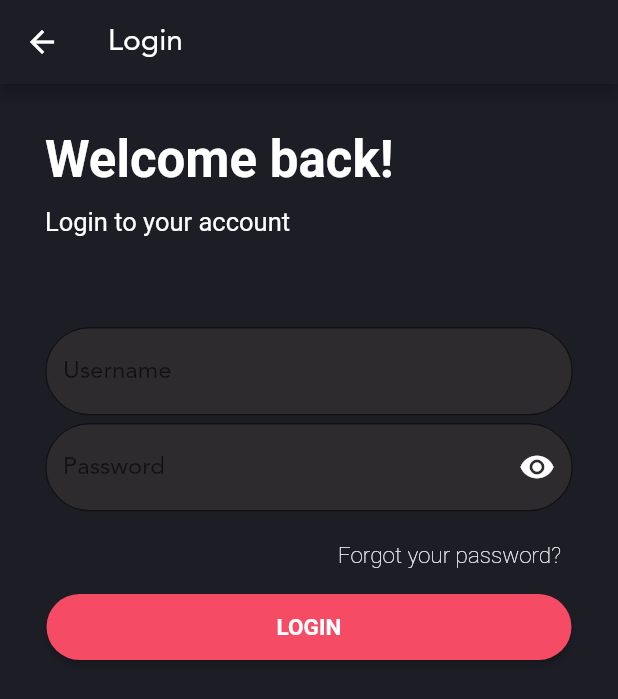
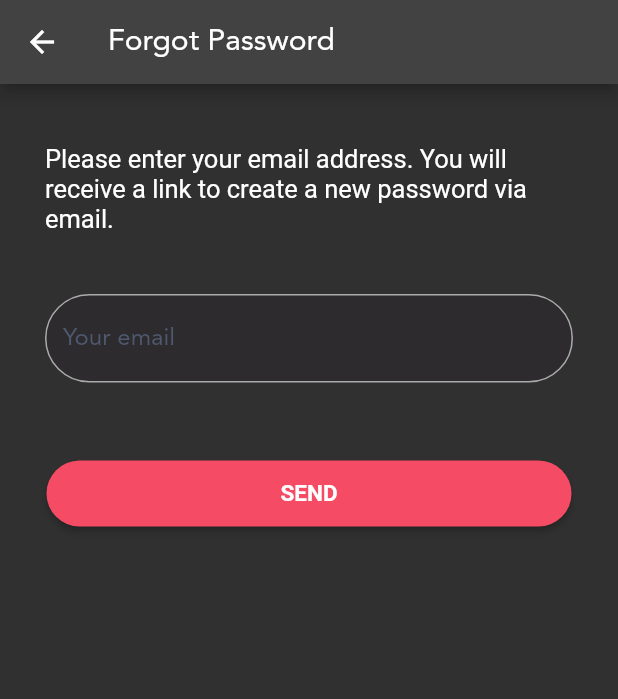
Before and after one commit to Daobakhanh/Yope-YourPets, a Flutter app: the LoginPage screen opened directly, after a tap on "Forgot your password?", on a phone screen of 412 x 824 dp. Shown: the top 699 px of the screen. Run offline on Flutter 3.47's test engine with Material 2 defaults, Android fonts, the phone set to English and light mode, and no system bars; our stand-ins replace unicons; Roboto replaces fonts that are missing (Avernir).

Commit message:
Create sign up Screen, forgot password screen

```diff
--- /dev/null
+++ b/assets/data/app_information.dart
@@ -0,0 +1,3 @@
+enum AppInfor {
+  yope,
+}
--- /dev/null
+++ b/lib/modules/auth/pages/auth_forgot_password_page.dart
@@ -0,0 +1,49 @@
+import 'package:flutter/material.dart';
+import 'package:yope_yourpet_social_networking/modules/auth/widgets/auth_common_widgets.dart';
+import 'package:yope_yourpet_social_networking/modules/widget_store/widgets/stateless_widget/button_widget.dart';
+import 'package:yope_yourpet_social_networking/themes/app_colors.dart';
+import 'package:yope_yourpet_social_networking/themes/app_text_styles.dart';
+
+class ForgotPasswordPage extends StatefulWidget {
+  const ForgotPasswordPage({Key? key}) : super(key: key);
+
+  @override
+  State<ForgotPasswordPage> createState() => _ForgotPasswordPageState();
+}
+
+class _ForgotPasswordPageState extends State<ForgotPasswordPage> {
+  @override
+  Widget build(BuildContext context) {
+    return Scaffold(
+      appBar: AppBar(
+        title: const Text('Forgot Password'),
+      ),
+      body: Padding(
+        padding: const EdgeInsets.symmetric(horizontal: 30),
+        child: Column(
+          children: [
+            const Padding(
+              padding: EdgeInsets.symmetric(vertical: 40),
+              child: Text(
+                'Please enter your email address. You will receive a link to create a new password via email.',
+                style: AppTextStyle.body17,
+              ),
+            ),
+            const TextInputAuth(
+              label: 'Your email',
+            ),
+            const SizedBox(
+              height: 40,
+            ),
+            LongButton(
+                color: AppColors.pinkAccent,
+                nameOfButton: 'SEND',
+                onTap: () {
+                  debugPrint('Forgot password page: press SEND');
+                })
+          ],
+        ),
+      ),
+    );
+  }
+}
--- /dev/null
+++ b/lib/modules/auth/pages/auth_login_page.dart
@@ -0,0 +1,89 @@
+import 'package:flutter/material.dart';
+import 'package:yope_yourpet_social_networking/modules/auth/pages/auth_forgot_password_page.dart';
+import 'package:yope_yourpet_social_networking/modules/auth/widgets/auth_common_widgets.dart';
+import 'package:yope_yourpet_social_networking/modules/widget_store/widgets/stateless_widget/button_widget.dart';
+import 'package:yope_yourpet_social_networking/themes/app_colors.dart';
+import 'package:yope_yourpet_social_networking/themes/app_text_styles.dart';
+
+class LoginPage extends StatefulWidget {
+  const LoginPage({Key? key}) : super(key: key);
+
+  @override
+  State<LoginPage> createState() => _LoginPageState();
+}
+
+class _LoginPageState extends State<LoginPage> {
+  @override
+  Widget build(BuildContext context) {
+    return Scaffold(
+      // backgroundColor: AppColors.dark,
+      appBar: AppBar(
+        // backgroundColor: AppColors.dark,
+        title: const Text('Login'),
+      ),
+      body: Padding(
+        padding: const EdgeInsets.symmetric(horizontal: 30),
+        child: Column(
+          crossAxisAlignment: CrossAxisAlignment.start,
+          // mainAxisAlignment: MainAxisAlignment.end,
+          children: [
+            Padding(
+              padding: const EdgeInsets.only(top: 30, bottom: 30),
+              child: Column(
+                crossAxisAlignment: CrossAxisAlignment.start,
+                children: const [
+                  Text(
+                    'Welcome back! ',
+                    style: AppTextStyle.largeTitle,
+                  ),
+                  SizedBox(
+                    height: 5,
+                  ),
+                  Text(
+                    'Login to your account',
+                    style: AppTextStyle.body17,
+                  ),
+                ],
+              ),
+            ),
+            const TextInputAuth(
+              label: 'Username',
+            ),
+            const PasswordInput(),
+            Container(
+              alignment: Alignment.bottomRight,
+              child: TextButton(
+                onPressed: () {
+                  Navigator.push(
+                    context,
+                    MaterialPageRoute(
+                      builder: (context) => const ForgotPasswordPage(),
+                    ),
+                  );
+                  debugPrint('Press forgot password');
+                },
+                child: Text(
+                  'Forgot your password?',
+                  style: AppTextStyle.body15.copyWith(
+                    fontWeight: FontWeight.w200,
+                    fontStyle: FontStyle.italic,
+                  ),
+                ),
+              ),
+            ),
+            const SizedBox(
+              height: 30,
+            ),
+            LongButton(
+              color: AppColors.pinkAccent,
+              nameOfButton: "LOGIN",
+              onTap: () {
+                debugPrint('press login');
+              },
+            )
+          ],
+        ),
+      ),
+    );
+  }
+}
--- a/lib/modules/auth/pages/login_page.dart
+++ /dev/null
@@ -1,95 +0,0 @@
-import 'package:flutter/material.dart';
-import 'package:yope_yourpet_social_networking/modules/auth/widgets/auth_common_widgets.dart';
-import 'package:yope_yourpet_social_networking/modules/widget_store/widgets/stateless_widget/button_widget.dart';
-import 'package:yope_yourpet_social_networking/themes/app_colors.dart';
-import 'package:yope_yourpet_social_networking/themes/app_text_styles.dart';
-
-class LoginPage extends StatefulWidget {
-  const LoginPage({Key? key}) : super(key: key);
-
-  @override
-  State<LoginPage> createState() => _LoginPageState();
-}
-
-class _LoginPageState extends State<LoginPage> {
-  @override
-  Widget build(BuildContext context) {
-    return Scaffold(
-      backgroundColor: AppColors.dark,
-      appBar: AppBar(
-        backgroundColor: AppColors.dark,
-        title: const Text('Login'),
-      ),
-      body: Padding(
-        padding: const EdgeInsets.symmetric(horizontal: 30),
-        child: Column(
-          crossAxisAlignment: CrossAxisAlignment.start,
-          // mainAxisAlignment: MainAxisAlignment.spaceBetween,
-          children: [
-            Column(
-              crossAxisAlignment: CrossAxisAlignment.start,
-              children: const [
-                SizedBox(
-                  height: 30,
-                ),
-                Text(
-                  'Welcome back! ',
-                  style: AppTextStyle.largeTitle,
-                ),
-                SizedBox(
-                  height: 12,
-                ),
-                Text(
-                  'Login to your account',
-                  style: AppTextStyle.body17,
-                ),
-                SizedBox(
-                  height: 60,
-                ),
-              ],
-            ),
-            SingleChildScrollView(
-              keyboardDismissBehavior: ScrollViewKeyboardDismissBehavior.onDrag,
-              child: Column(
-                // mainAxisAlignment: MainAxisAlignment.center,
-                children: <Widget>[
-                  const TextInputAuth(
-                    label: 'Username',
-                  ),
-                  const SizedBox(
-                    height: 5,
-                  ),
-                  const PasswordInput(),
-                  const SizedBox(
-                    height: 5,
-                  ),
-                  Container(
-                    alignment: Alignment.bottomRight,
-                    child: TextButton(
-                      onPressed: () {
-                        debugPrint('Press forgot password');
-                      },
-                      child: Text(
-                        'Forgot your password?',
-                        style: AppTextStyle.body15.copyWith(
-                          fontWeight: FontWeight.w200,
-                        ),
-                      ),
-                    ),
-                  ),
-                  LongButton(
-                    color: AppColors.pinkAccent,
-                    nameOfButton: "LOGIN",
-                    onTap: () {
-                      debugPrint('press login');
-                    },
-                  ),
-                ],
-              ),
-            )
-          ],
-        ),
-      ),
-    );
-  }
-}
--- a/lib/modules/auth/widgets/auth_common_widgets.dart
+++ b/lib/modules/auth/widgets/auth_common_widgets.dart
@@ -47,7 +47,9 @@ class _PasswordInputState extends State<PasswordInput> {
 
   @override
   Widget build(BuildContext context) {
-    return TextField(
+    return Padding(
+      padding: const EdgeInsets.only(bottom: 10),
+      child: TextField(
         style: const TextStyle(color: Colors.white),
         controller: _controller,
         obscureText: _isObscure,
@@ -62,6 +64,7 @@ class _PasswordInputState extends State<PasswordInput> {
           ),
           // labelText: 'Password',
           hintText: 'Password',
+          hintStyle: const TextStyle(color: AppTextColor.grey),
           suffixIcon: IconButton(
             color: AppColors.light,
             icon: Icon(_isObscure ? Icons.visibility : Icons.visibility_off),
@@ -70,6 +73,7 @@ class _PasswordInputState extends State<PasswordInput> {
                 _isObscure = !_isObscure;
               });
             },
+          ),
         ),
       ),
     );
@@ -101,11 +105,14 @@ class _TextInputAuthState extends State<TextInputAuth> {
 
   @override
   Widget build(BuildContext context) {
-    return TextField(
+    return Padding(
+      padding: const EdgeInsets.only(bottom: 10),
+      child: TextField(
         style: const TextStyle(color: Colors.white),
         controller: _controller,
         decoration: InputDecoration(
           // focusColor: AppColors.light,
+
           filled: true,
           fillColor: AppColors.inputTextDarkMode,
           border: const OutlineInputBorder(
@@ -115,6 +122,8 @@ class _TextInputAuthState extends State<TextInputAuth> {
           ),
           // labelText: 'Password',
           hintText: widget.label,
+          hintStyle: const TextStyle(color: AppTextColor.grey),
+        ),
       ),
     );
   }
--- a/lib/themes/app_text_styles.dart
+++ b/lib/themes/app_text_styles.dart
@@ -6,7 +6,6 @@ class AppTextStyle {
   static const h1 = TextStyle(
     fontFamily: AppFonts.avenir,
     fontSize: 40,
-    color: AppTextColor.pink,
     fontWeight: FontWeight.bold,
   );
 
@@ -39,7 +38,7 @@ class AppTextStyle {
   static const body17 = TextStyle(
     fontFamily: AppFonts.avenir,
     fontSize: 17,
-    color: AppTextColor.light,
+    // color: AppTextColor.light,
   );
   static const caption11 = TextStyle(
     fontFamily: AppFonts.avenir,
```
Also changed, not shown: lib/main.dart (+7 -1 lines), lib/modules/auth/pages/auth_dashboard_page.dart (+13 -11 lines), lib/modules/auth/pages/auth_page.dart (+25 -15 lines), lib/modules/auth/pages/auth_sign_up_page.dart (added, +61 -0 lines), lib/modules/dashboard/pages/app_dashboard_page.dart (+2 -10 lines), lib/modules/widget_store/page/widget_store_page.dart (+6 -7 lines). Lines whose indentation alone changed are shown as unchanged.
